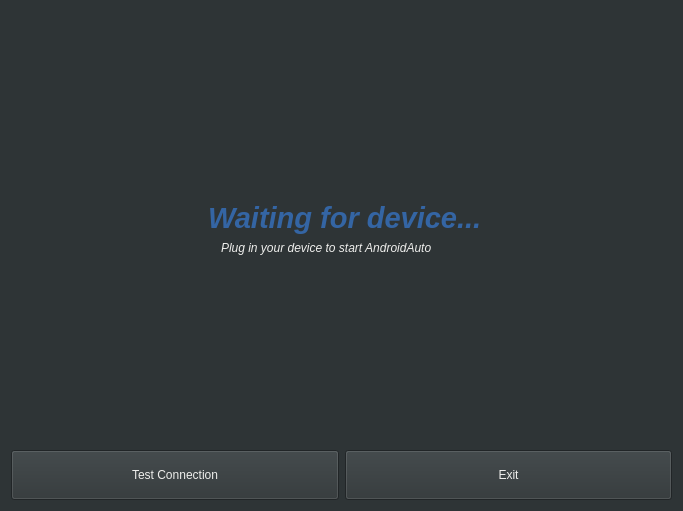
Above: autoapp/Pages/HomePage.ui from prasha-au/openauto before the change. Below: the same form after it.
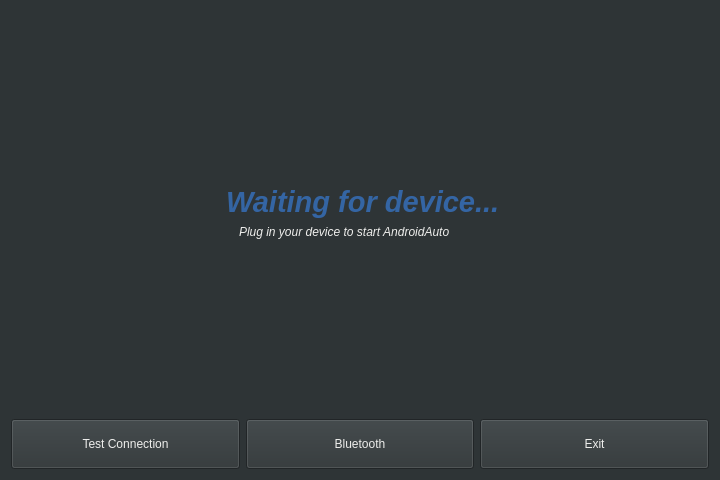
That is the form after the change. Icons and pictures are not drawn.

The edit to the form file:
```diff
--- a/autoapp/Pages/HomePage.ui
+++ b/autoapp/Pages/HomePage.ui
@@ -6,8 +6,8 @@
    <rect>
     <x>0</x>
     <y>0</y>
-    <width>683</width>
-    <height>511</height>
+    <width>720</width>
+    <height>480</height>
    </rect>
   </property>
   <property name="sizePolicy">
@@ -140,6 +140,19 @@
          </property>
         </widget>
        </item>
+       <item>
+        <widget class="QPushButton" name="pushButtonBluetooth">
+         <property name="minimumSize">
+          <size>
+           <width>0</width>
+           <height>50</height>
+          </size>
+         </property>
+         <property name="text">
+          <string>Bluetooth</string>
+         </property>
+        </widget>
+       </item>
        <item>
         <widget class="QPushButton" name="pushButtonExit">
          <property name="minimumSize">
```
